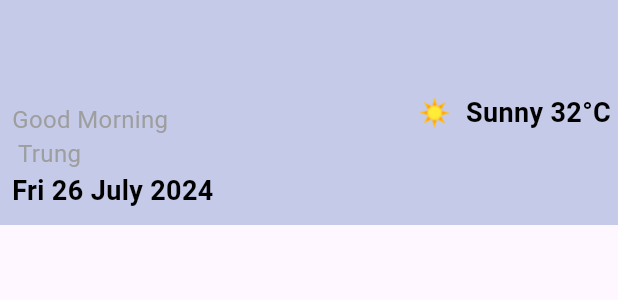
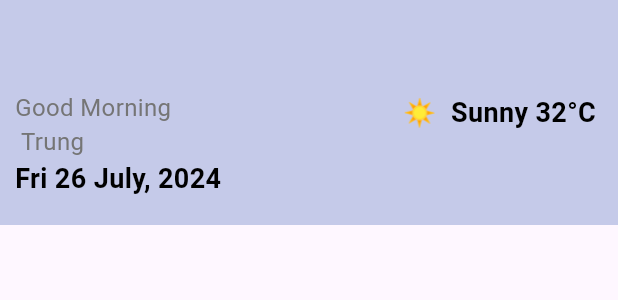
Before and after one commit to Mariam2waleed/Lask_app, a Flutter app: what customAppBar() shows on an empty page, opened directly, on a phone screen of 412 x 824 dp. Shown: the top 300 px of the screen. Run offline on Flutter 3.47's test engine with Material 3 defaults, Android fonts, the phone set to English and light mode, and no system bars; our stand-ins replace bloc, dio, flutter_bloc, flutter_native_splash; network calls fail.

Commit message:
Home Screen & Article Details

```diff
--- a/lib/features/welcome_home/widgets/home_widgets.dart
+++ b/lib/features/welcome_home/widgets/home_widgets.dart
@@ -3,7 +3,7 @@ import 'package:intl/intl.dart';
 
 // My Home AppBar
 Widget customAppBar() {
-  var date = DateFormat('EEE d MMMM yyyy').format(DateTime.now());
+  var date = DateFormat('EEE d MMMM, yyyy').format(DateTime.now());
 
   return Container(
       width: double.infinity,
@@ -11,12 +11,12 @@ Widget customAppBar() {
       decoration: BoxDecoration(color: Colors.indigo[100]),
       child: Row(children: [
         Padding(
-            padding: const EdgeInsets.all(8.0),
+            padding: const EdgeInsets.only(left: 10),
             child:
                 Column(crossAxisAlignment: CrossAxisAlignment.start, children: [
               const SizedBox(height: 60),
-              const Text('Good Morning \n Trung',
-                  style: TextStyle(color: Colors.grey, fontSize: 16)),
+               Text('Good Morning \n Trung',
+                  style: TextStyle(color: Colors.grey[600], fontSize: 16)),
               Text(date.toString(),
                   style: const TextStyle(
                       color: Colors.black,
@@ -24,9 +24,13 @@ Widget customAppBar() {
                       fontWeight: FontWeight.bold))
             ])),
         const Spacer(),
-        const Text("☀  Sunny 32°C ",
-            style: TextStyle(
-                color: Colors.black, fontSize: 18, fontWeight: FontWeight.bold))
+        const Padding(
+            padding: EdgeInsets.only(right: 10),
+            child: Text("☀  Sunny 32°C ",
+                style: TextStyle(
+                    color: Colors.black,
+                    fontSize: 18,
+                    fontWeight: FontWeight.bold)))
       ]));
 }
 
--- a/lib/main.dart
+++ b/lib/main.dart
@@ -43,3 +43,6 @@ class MyApp extends StatelessWidget {
             home: WelcomePage()));
   }
 }
+
+
+// Pagenation //
```
Also changed, not shown: lib/features/article/screen/article.dart (+39 -23 lines), lib/features/article/widgets/article_widgets.dart (added, +55 -0 lines), lib/features/welcome_home/screens/home.dart (+14 -9 lines), 12 other files.
